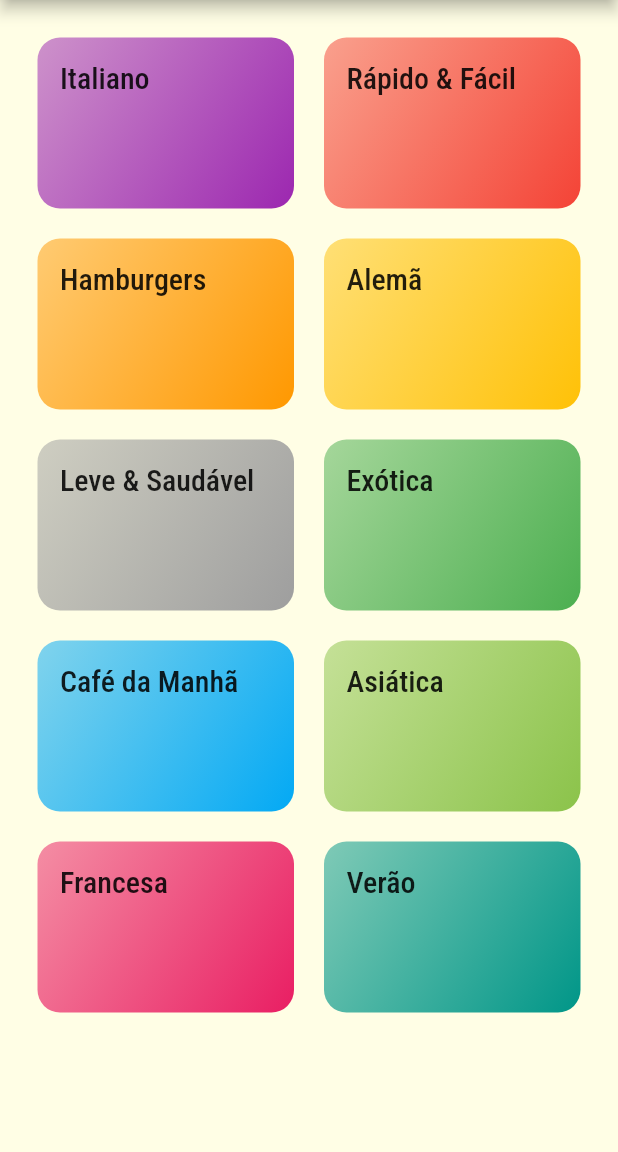
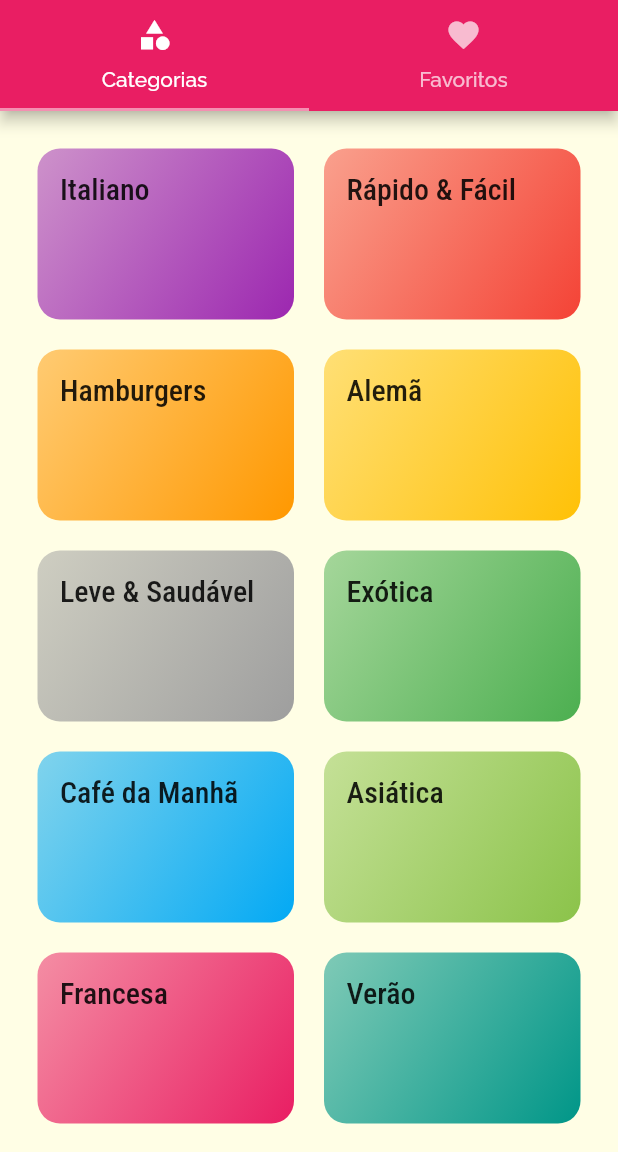
Before and after one commit to elton-costa/meals, a Flutter app: the screen it shows after launch, on a phone screen of 412 x 824 dp, the part 84-1236 px from its top. Run offline on Flutter 3.47's test engine with Material 2 defaults, Android fonts, the phone set to English and light mode, and no system bars.

Commit message:
Create screens favorite_screen and tabs_screen

```diff
--- a/lib/main.dart
+++ b/lib/main.dart
@@ -1,6 +1,7 @@
 import 'package:flutter/material.dart';
 import 'screens/categories_screen.dart';
 import 'screens/categories_meals_screen.dart';
+import 'screens/tabs_screen.dart';
 import 'screens/meal_detail_screen.dart';
 import 'utils/app_routes.dart';
 
@@ -26,7 +27,7 @@
             ),
       ),
       routes: {
-        AppRoutes.HOME: (ctx) => CategoriesScreen(),
+        AppRoutes.HOME: (ctx) => TabScreen(),
         AppRoutes.CATEGORIES_MEALS: (ctx) => CategoriesMealsScreen(),
         AppRoutes.MEAL_DETAIL: (ctx) => MealDetailScreen(),
       },
--- a/lib/screens/categories_screen.dart
+++ b/lib/screens/categories_screen.dart
@@ -5,11 +5,7 @@
 class CategoriesScreen extends StatelessWidget {
   @override
   Widget build(BuildContext context) {
-    return Scaffold(
-      appBar: AppBar(
-        title: Text('Vamos cozinhar?'),
-      ),
-      body: GridView(
+    return GridView(
       padding: const EdgeInsets.all(25),
       gridDelegate: const SliverGridDelegateWithMaxCrossAxisExtent(
         maxCrossAxisExtent: 200,
@@ -20,7 +16,6 @@
       children: DummyCategories.map((cat) {
         return CategoryItem(cat);
       }).toList(),
-      ),
     );
   }
 }
--- /dev/null
+++ b/lib/screens/favorite_screen.dart
@@ -0,0 +1,10 @@
+import 'package:flutter/material.dart';
+
+class FavoriteScreen extends StatelessWidget {
+  @override
+  Widget build(BuildContext context) {
+    return Center(
+      child: Text('Minhas Refeições Favoritas'),
+    );
+  }
+}
--- /dev/null
+++ b/lib/screens/tabs_screen.dart
@@ -0,0 +1,35 @@
+import 'package:flutter/material.dart';
+import 'categories_screen.dart';
+import 'favorite_screen.dart';
+
+class TabScreen extends StatelessWidget {
+  @override
+  Widget build(BuildContext context) {
+    return DefaultTabController(
+      length: 2,
+      child: Scaffold(
+        appBar: AppBar(
+          title: Text('Vamos cozinhar?'),
+          bottom: TabBar(
+            tabs: [
+              Tab(
+                icon: Icon(Icons.category),
+                text: 'Categorias',
+              ),
+              Tab(
+                icon: Icon(Icons.favorite),
+                text: 'Favoritos',
+              ),
+            ],
+          ),
+        ),
+        body: TabBarView(
+          children: [
+            CategoriesScreen(),
+            FavoriteScreen(),
+          ],
+        ),
+      ),
+    );
+  }
+}
```
Lines whose indentation alone changed are shown as unchanged.
